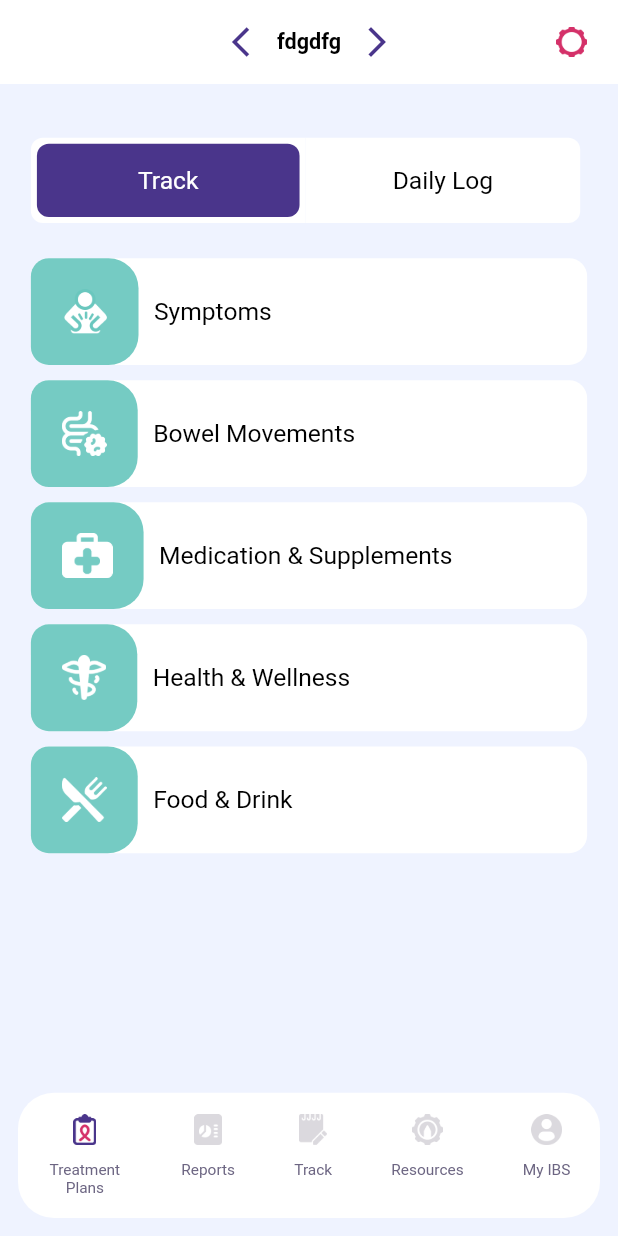
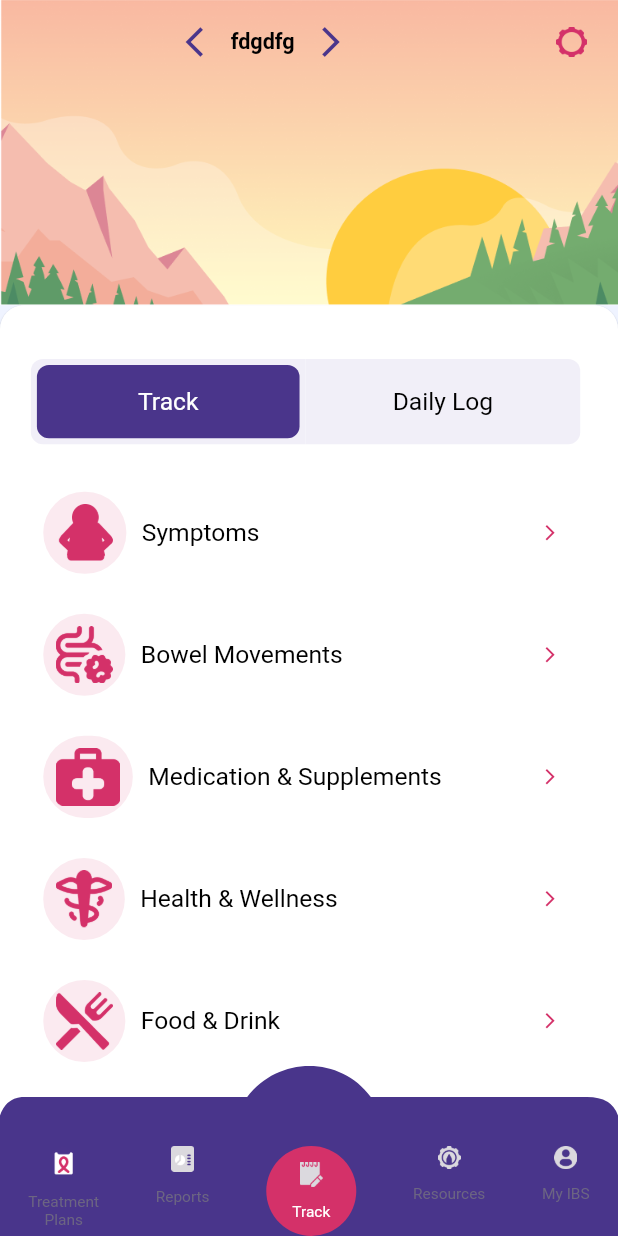
Before and after one commit to rajavikramsingh27/IBS, a Flutter app: the Home screen opened by its route, after a tap on "Reports", on a phone screen of 412 x 824 dp. Run offline on Flutter 3.47's test engine with Material 2 defaults, Android fonts, the light colour scheme and no system bars; our stand-ins replace connectivity, get; Roboto replaces fonts that are missing (Roboto-Medium, Roboto-Regular).

Commit message:
home_track

```diff
--- a/lib/controllers/home/HomeController.dart
+++ b/lib/controllers/home/HomeController.dart
@@ -5,6 +5,8 @@ class HomeController extends GetxController {
 
   RxInt currentIndex = 0.obs;
 
+  RxInt selectedIndex = 0.obs;
+
   onTapped(int index) async {
     currentIndex.value = index;
   }
--- a/lib/screens/home/Home.dart
+++ b/lib/screens/home/Home.dart
@@ -6,17 +6,25 @@ import 'package:flutter_ibs/utils/Colors.dart';
 import 'package:flutter_ibs/utils/DummyData.dart';
 import 'package:flutter_ibs/utils/ScreenConstants.dart';
 import 'package:flutter_ibs/utils/TextStyles.dart';
+import 'package:flutter_ibs/widget/BottomTabPainter.dart';
 import 'package:get/get.dart';
 
 class Home extends StatelessWidget {
   final _controller = Get.put(HomeController());
 
+
   @override
   Widget build(BuildContext context) {
+
     return Scaffold(
       backgroundColor: AppColors.colorHomeBg,
-      appBar: AppBar(
-        centerTitle: true,
+      appBar: PreferredSize(
+        preferredSize: Size.fromHeight(ScreenConstant.defaultHeightTwoHundred),
+        child: AppBar(
+          flexibleSpace: Image.asset(
+            Assets.morning,
+            fit: BoxFit.fill,
+          ),
           title: Row(
             mainAxisAlignment: MainAxisAlignment.center,
             children: [
@@ -53,89 +61,109 @@ class Home extends StatelessWidget {
               ),
             )
           ],
-      ),
-      bottomNavigationBar: Padding(
-          padding: const EdgeInsets.all(8.0),
-          child: SizedBox(
-              height: ScreenConstant.defaultHeightNinety,
-              child: Card(
-                elevation: 0,
-                color: Colors.white,
-                shape: RoundedRectangleBorder(
-                    borderRadius: BorderRadius.circular(24)),
-                child: Wrap(
-                    direction: Axis.horizontal,
-                    alignment: WrapAlignment.spaceAround,
-                    runAlignment: WrapAlignment.spaceAround,
-                    children: [
-                      Column(
-                        children: [
-                          Image.asset(
-                            Assets.treatPlans,
-                            fit: BoxFit.fill,
-                            width: ScreenConstant.defaultWidthTen * 1.5,
-                          ),
-                          SizedBox(height: ScreenConstant.defaultHeightTen),
-                          Text(
-                            "Treatment \nPlans",
-                            style: TextStyles.textStylebottom,
-                            textAlign: TextAlign.center,
-                          )
-                        ],
-                      ),
-                      InkWell(
-                        onTap: () {},
-                        child: Column(
-                          children: [
-                            Image.asset(Assets.report,
-                                fit: BoxFit.fill,
-                                width: ScreenConstant.defaultWidthTen * 1.8),
-                            SizedBox(height: ScreenConstant.defaultHeightTen),
-                            Text(
-                              "Reports",
-                              style: TextStyles.textStylebottom,
-                            )
-                          ],
+          automaticallyImplyLeading: false,
         ),
       ),
-                      Column(
+
+      // bottomNavigationBar: Padding(
+      //     padding: const EdgeInsets.all(8.0),
+      //     child: SizedBox(
+      //         height: ScreenConstant.defaultHeightNinety,
+      //         child: Card(
+      //           elevation: 0,
+      //           color: Colors.white,
+      //           shape: RoundedRectangleBorder(
+      //               borderRadius: BorderRadius.circular(24)),
+      //           child: Wrap(
+      //               direction: Axis.horizontal,
+      //               alignment: WrapAlignment.spaceAround,
+      //               runAlignment: WrapAlignment.spaceAround,
+      //               children: [
+      //                 Column(
+      //                   children: [
+      //                     Image.asset(
+      //                       Assets.treatPlans,
+      //                       fit: BoxFit.fill,
+      //                       width: ScreenConstant.defaultWidthTen * 1.5,
+      //                     ),
+      //                     SizedBox(height: ScreenConstant.defaultHeightTen),
+      //                     Text(
+      //                       "Treatment \nPlans",
+      //                       style: TextStyles.textStylebottom,
+      //                       textAlign: TextAlign.center,
+      //                     )
+      //                   ],
+      //                 ),
+      //                 InkWell(
+      //                   onTap: () {},
+      //                   child: Column(
+      //                     children: [
+      //                       Image.asset(Assets.report,
+      //                           fit: BoxFit.fill,
+      //                           width: ScreenConstant.defaultWidthTen * 1.8),
+      //                       SizedBox(height: ScreenConstant.defaultHeightTen),
+      //                       Text(
+      //                         "Reports",
+      //                         style: TextStyles.textStylebottom,
+      //                       )
+      //                     ],
+      //                   ),
+      //                 ),
+      //                 Column(
+      //                   children: [
+      //                     Image.asset(Assets.track,
+      //                         fit: BoxFit.fill,
+      //                         width: ScreenConstant.defaultWidthTen * 1.8),
+      //                     SizedBox(height: ScreenConstant.defaultHeightTen),
+      //                     Text(
+      //                       "Track",
+      //                       style: TextStyles.textStylebottom,
+      //                     )
+      //                   ],
+      //                 ),
+      //                 InkWell(
+      //                   onTap: () {},
+      //                   child: Column(children: [
+      //                     Image.asset(Assets.resources,
+      //                         fit: BoxFit.fill,
+      //                         width: ScreenConstant.defaultWidthTwenty),
+      //                     SizedBox(height: ScreenConstant.defaultHeightTen),
+      //                     Text(
+      //                       "Resources",
+      //                       style: TextStyles.textStylebottom,
+      //                     )
+      //                   ]),
+      //                 ),
+      //                 Column(children: [
+      //                   Image.asset(Assets.profile,
+      //                       fit: BoxFit.fill,
+      //                       width: ScreenConstant.defaultWidthTwenty),
+      //                   SizedBox(height: ScreenConstant.defaultHeightTen),
+      //                   Text(
+      //                     "My IBS",
+      //                     style: TextStyles.textStylebottom,
+      //                   )
+      //                 ])
+      //               ]),
+      //         ))),
+      body: Stack(
         children: [
-                          Image.asset(Assets.track,
-                              fit: BoxFit.fill,
-                              width: ScreenConstant.defaultWidthTen * 1.8),
-                          SizedBox(height: ScreenConstant.defaultHeightTen),
-                          Text(
-                            "Track",
-                            style: TextStyles.textStylebottom,
-                          )
-                        ],
-                      ),
-                      InkWell(
-                        onTap: () {},
-                        child: Column(children: [
-                          Image.asset(Assets.resources,
-                              fit: BoxFit.fill,
-                              width: ScreenConstant.defaultWidthTwenty),
-                          SizedBox(height: ScreenConstant.defaultHeightTen),
-                          Text(
-                            "Resources",
-                            style: TextStyles.textStylebottom,
-                          )
-                        ]),
-                      ),
-                      Column(children: [
-                        Image.asset(Assets.profile,
-                            fit: BoxFit.fill,
-                            width: ScreenConstant.defaultWidthTwenty),
-                        SizedBox(height: ScreenConstant.defaultHeightTen),
-                        Text(
-                          "My IBS",
-                          style: TextStyles.textStylebottom,
-                        )
-                      ])
-                    ]),
-              ))),
-      body: ListView(
+          // Positioned(
+          //   top: 0,
+          //   left: 0,
+          //   right: 0,
+          //   child: CustomPaint(
+          //       painter: BottomTabPainter(),
+          //       size: Size(Get.context.mediaQuerySize.width,
+          //           Get.context.mediaQuerySize.height * 0.15)),
+          // ),
+          Card(
+            shape:
+                RoundedRectangleBorder(borderRadius: BorderRadius.circular(16)),
+            margin: EdgeInsets.zero,
+            clipBehavior: Clip.antiAlias,
+            child: ListView(
+              physics: ClampingScrollPhysics(),
               padding: ScreenConstant.spacingAllLarge,
               children: [
                 SizedBox(height: ScreenConstant.defaultHeightFifteen),
@@ -143,7 +171,38 @@ class Home extends StatelessWidget {
                 SizedBox(height: ScreenConstant.defaultHeightTwentyThree),
                 Obx(() => _controller.selectedDailyLogin.value
                     ? _buildDailyLogList()
-              : _buildTrackList())
+                    : _buildTrackList()),
+                SizedBox(height: ScreenConstant.defaultHeightOneHundred),
+              ],
+            ),
+          ),
+          Positioned(
+            bottom: 0,
+            left: 0,
+            right: 0,
+            child: CustomPaint(
+                painter: BottomTabPainter(),
+                size: Size(Get.context.mediaQuerySize.width,
+                    Get.context.mediaQuerySize.height * 0.15)),
+          ),
+          Positioned(
+              bottom: 0,
+              left: 0,
+              right: 0,
+              child: Wrap(
+                  direction: Axis.horizontal,
+                  alignment: WrapAlignment.spaceAround,
+                  runAlignment: WrapAlignment.spaceAround,
+                  children: [
+                    _buildTabItem(
+                        title: "Treatment\nPlans",
+                        imageText: Assets.treatPlans),
+                    _buildTabItem(title: "Reports", imageText: Assets.report),
+                    _buildMiddleTabItem(),
+                    _buildTabItem(
+                        title: "Resources", imageText: Assets.resources),
+                    _buildTabItem(title: "My IBS", imageText: Assets.profile),
+                  ]))
         ],
       ),
     );
@@ -155,15 +214,15 @@ class Home extends StatelessWidget {
             padding: EdgeInsets.all(4),
             decoration: BoxDecoration(
                 borderRadius: BorderRadius.only(
-                  topLeft: Radius.circular(8), bottomLeft: Radius.circular(8)),
-              color: Colors.white,
-            ),
+                    topLeft: Radius.circular(8),
+                    bottomLeft: Radius.circular(8)),
+                color: AppColors.colorHomeTabBg),
             child: Container(
               height: ScreenConstant.defaultHeightForty * 1.2,
               width: ScreenConstant.defaultWidthOneSeventy,
               decoration: BoxDecoration(
                 color: _controller.selectedDailyLogin.value
-                    ? Colors.white
+                    ? AppColors.colorHomeTabBg
                     : AppColors.colorButton,
                 borderRadius: BorderRadius.all(
                   Radius.circular(8.0),
@@ -197,7 +256,7 @@ class Home extends StatelessWidget {
               borderRadius: BorderRadius.only(
                   topRight: Radius.circular(8),
                   bottomRight: Radius.circular(8)),
-              color: Colors.white,
+              color: AppColors.colorHomeTabBg,
             ),
             child: Container(
               height: ScreenConstant.defaultHeightForty * 1.2,
@@ -205,7 +264,7 @@ class Home extends StatelessWidget {
               decoration: BoxDecoration(
                 color: _controller.selectedDailyLogin.value
                     ? AppColors.colorButton
-                    : Colors.white,
+                    : AppColors.colorHomeTabBg,
                 borderRadius: BorderRadius.all(
                   Radius.circular(8.0),
                 ),
@@ -240,29 +299,36 @@ class Home extends StatelessWidget {
       itemBuilder: (BuildContext context, int index) {
         var model = DummyData.trackFlow[index];
         return GestureDetector(
-          onTap: () =>_navigateToScreen(index),
+          onTap: () => _navigateToScreen(index),
           child: Container(
             height: ScreenConstant.defaultHeightSeventy,
+            padding: ScreenConstant.spacingAllDefault,
             decoration: BoxDecoration(
                 color: Colors.white, borderRadius: BorderRadius.circular(12)),
             child: Row(
               children: [
                 Container(
-                  padding: ScreenConstant.spacingAllLarge,
+                  padding: ScreenConstant.spacingAllDefault,
                   height: ScreenConstant.defaultHeightSeventy,
                   decoration: BoxDecoration(
-                      color: AppColors.colorYesButton,
-                      borderRadius: BorderRadius.only(
-                          topLeft: Radius.circular(12),
-                          bottomLeft: Radius.circular(12),
-                          topRight: Radius.circular(20),
-                          bottomRight: Radius.circular(20))),
-                  child: Image.asset(model.image),
+                      color: AppColors.colorArrowButton.withOpacity(0.1),
+                      borderRadius: BorderRadius.circular(50)),
+                  child: Image.asset(
+                    model.image,
+                    color: AppColors.colorArrowButton,
+                  ),
                 ),
                 SizedBox(width: ScreenConstant.defaultWidthTen),
                 Text(model.text,
                     style: TextStyles.textStyleRegular
-                        .apply(fontSizeDelta: 2, color: Colors.black))
+                        .apply(fontSizeDelta: 2, color: Colors.black)),
+                Spacer(),
+                Icon(
+                  Icons.arrow_forward_ios_outlined,
+                  color: AppColors.colorArrowButton,
+                  size: FontSize.s12,
+                ),
+                SizedBox(width: ScreenConstant.defaultWidthTen),
               ],
             ),
           ),
@@ -354,7 +420,61 @@ class Home extends StatelessWidget {
         break;
 
       default:
-        return ;
+        return;
     }
   }
+
+  Widget _buildTabItem({
+    String title,
+    String imageText,
+    int index,
+    ValueChanged<int> onPressed,
+  }) {
+    Color color = _controller.selectedIndex.value == index
+        ? AppColors.colorArrowButton
+        : AppColors.colorBackground;
+    return InkWell(
+      onTap: () => onPressed(index),
+      child: Column(
+        mainAxisSize: MainAxisSize.min,
+        mainAxisAlignment: MainAxisAlignment.center,
+        children: <Widget>[
+          Image.asset(
+            imageText,
+            fit: BoxFit.fill,
+            width: ScreenConstant.defaultWidthTen * 1.5,
+          ),
+          SizedBox(height: ScreenConstant.defaultHeightTen),
+          Text(
+            title,
+            style: TextStyles.textStylebottom,
+            textAlign: TextAlign.center,
+          )
+        ],
+      ),
+    );
   }
+
+  Widget _buildMiddleTabItem() {
+    return CircleAvatar(
+      radius: 30,
+      backgroundColor: AppColors.colorArrowButton,
+      child: Column(
+        mainAxisSize: MainAxisSize.min,
+        mainAxisAlignment: MainAxisAlignment.center,
+        children: <Widget>[
+          Image.asset(
+            Assets.track,
+            fit: BoxFit.fill,
+            width: ScreenConstant.defaultWidthTen * 1.5,
+          ),
+          SizedBox(height: ScreenConstant.defaultHeightTen),
+          Text(
+            "Track",
+            style: TextStyles.textStylebottom.apply(color: Colors.white),
+          ),
+        ],
+      ),
+    );
+  }
+}
--- a/lib/utils/Assets.dart
+++ b/lib/utils/Assets.dart
@@ -10,8 +10,6 @@ class Assets {
   static const String myProfile4 = "$baseImage/my_profile/myProfile4.png";
   static const String myProfile5 = "$baseImage/my_profile/myProfile5.png";
 
-
-
 //ibs type
   static const String ibTypeC = "$baseImage/ibs_type/constipation.png";
   static const String ibTypeD = "$baseImage/ibs_type/diarrhea.png";
@@ -21,7 +19,6 @@ class Assets {
   static const String curl4 = "$baseImage/ibs_type/curl4.png";
   static const String ibstype = "$baseImage/ibs_type/ibstype.png";
   static const String ibs = "$baseImage/ibs_type/ibs.png";
-
 
 //stool chart
   static const String hard_lump =
@@ -50,12 +47,9 @@ class Assets {
   static const String signupBg1 = "$baseImage/signup/signupBg1.png";
   static const String signupBg2 = "$baseImage/signup/signupBg2.png";
 
-
 //track
   static const String clock = "$baseImage/track/clock.png";
   static const String symptomsBg = "$baseImage/track/symptomsBg.png";
-
-
 
 // home
   static const String settings = "$baseImage/home/settings.png";
@@ -70,6 +64,10 @@ class Assets {
   static const String resources = "$baseImage/home/resources.png";
   static const String track = "$baseImage/home/track.png";
   static const String treatPlans = "$baseImage/home/treatPlans.png";
+  static const String morning = "$baseImage/home/morning.png";
+  static const String evening = "$baseImage/home/evening.png";
+  static const String afternoon = "$baseImage/home/afternoon.png";
+  static const String night = "$baseImage/home/night.png";
 
   static const String logout = "assets/images/logout.png";
 
--- a/lib/utils/Colors.dart
+++ b/lib/utils/Colors.dart
@@ -49,6 +49,8 @@ class AppColors {
   static const Color colorSkipButton = const Color(0xFFD5C9E1);
   static const Color colorArrowButton = const Color(0xFFD43169);
 
+  static const Color colorHomeTabBg = const Color(0xFFF1EFF8);
+
 
 
 
--- /dev/null
+++ b/lib/utils/DateTime.dart
@@ -0,0 +1,44 @@
+import 'dart:core';
+import 'package:intl/intl.dart';
+
+class CustomDateTime {
+  String parse({String dateTime, String returnFormat}) {
+    DateTime dt = DateTime.parse(dateTime);
+    DateFormat dateFormat = DateFormat(returnFormat);
+    String returnDT = dateFormat.format(dt);
+    return returnDT;
+  }
+
+  String parseDateToString(DateTime time) {
+    return DateFormat('yyyy-MM-dd').format(time);
+  }
+
+  String parseTime({String dateTime, String returnFormat}) {
+    DateFormat dtFor = DateFormat("HH:mm:ss");
+    DateTime dt = dtFor.parse(dateTime);
+    DateFormat dateFormat = DateFormat(returnFormat);
+    String returnDT = dateFormat.format(dt);
+    return returnDT;
+  }
+
+  DateTime convertDateFromString(String strDate) {
+    DateTime todayDate = DateTime.parse(strDate);
+    return todayDate;
+  }
+
+  String getTimeFromTimeStamp(timeInMillis) {
+    //int timeInMillis = 1586348737122;
+    print(timeInMillis);
+    var date = DateTime.fromMillisecondsSinceEpoch(timeInMillis);
+    String formattedDate = CustomDateTime()
+        .parse(dateTime: date.toString(), returnFormat: "hh:mm a");
+    return formattedDate;
+  }
+
+  String getDateFromTimeStamp(timeInMillis) {
+    //int timeInMillis = 1586348737122;
+    var date = DateTime.fromMillisecondsSinceEpoch(timeInMillis);
+    String formattedDate = DateFormat.yMMMd().format(date);
+    return formattedDate;
+  }
+}
--- /dev/null
+++ b/lib/widget/BottomTabPainter.dart
@@ -0,0 +1,36 @@
+import 'package:flutter/material.dart';
+import 'package:flutter_ibs/utils/Colors.dart';
+
+class BottomTabPainter extends CustomPainter {
+  @override
+  void paint(Canvas canvas, Size size) {
+    Paint paint = new Paint()
+      ..color = AppColors.colorBackground
+      ..style = PaintingStyle.fill
+      ..strokeWidth = 1;
+
+    Path path = Path();
+    path.moveTo(0, size.height);
+    path.lineTo(0, size.height * 0.35);
+    path.quadraticBezierTo(size.width * 0.0090, size.height * 0.26,
+        size.width * 0.035, size.height * 0.25);
+    path.cubicTo(size.width * 0.075, size.height * 0.25, size.width * 0.35,
+        size.height * 0.25, size.width * 0.40, size.height * 0.25);
+    path.cubicTo(size.width * 0.45, size.height * 0.030, size.width * 0.55,
+        size.height * 0.025, size.width * 0.60, size.height * 0.25);
+    path.cubicTo(size.width * 0.65, size.height * 0.25, size.width * 0.90,
+        size.height * 0.25, size.width * 0.95, size.height * 0.25);
+    path.quadraticBezierTo(
+        size.width * 0.99, size.height * 0.25, size.width, size.height * 0.35);
+    path.lineTo(size.width, size.height);
+    path.lineTo(0, size.height);
+    path.close();
+
+    canvas.drawPath(path, paint);
+  }
+
+  @override
+  bool shouldRepaint(covariant CustomPainter oldDelegate) {
+    return true;
+  }
+}
```
Also changed, not shown: pubspec.yaml (+2 -8 lines), assets/images/home/afternoon.png (added), assets/images/home/evening.png (added), assets/images/home/morning.png (added), assets/images/home/night.png (added), pubspec.lock. Lines whose indentation alone changed are shown as unchanged.
